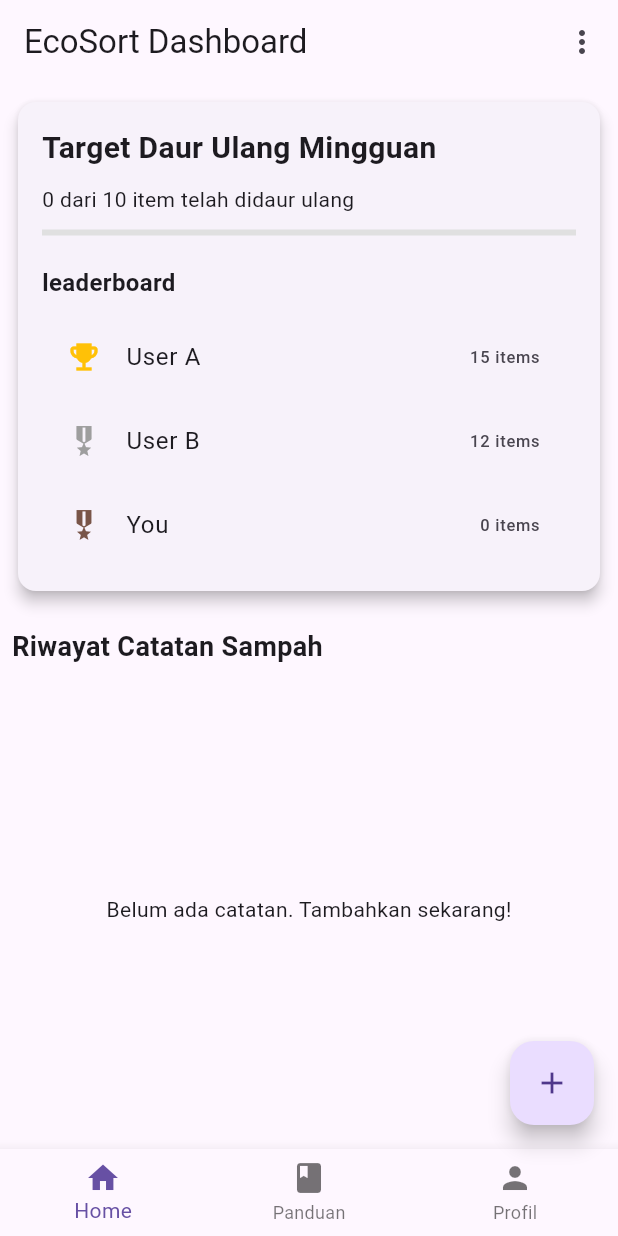
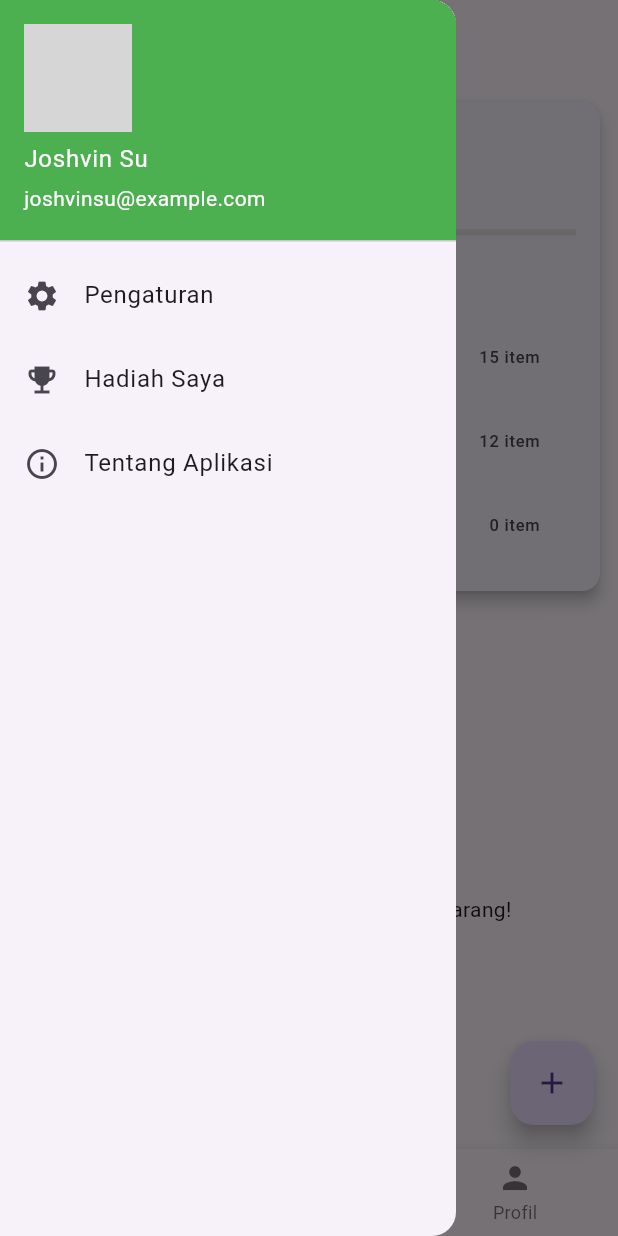
Before and after one commit to JoshvinSu/231110317_JoshvinSu_Remedial-Semester, a Flutter app: the screen it shows after launch, with the side drawer open (before the commit the screen has no drawer), on a phone screen of 412 x 824 dp. Run offline on Flutter 3.47's test engine with Material 3 defaults, Android fonts, the phone set to English and light mode, and no system bars; our stand-ins replace get, image_picker; network calls fail; grey boxes are pictures that could not be loaded.

Commit message:
menambahkan fitur rewards

```diff
--- /dev/null
+++ b/ecosort/lib/controllers/reward_controller.dart
@@ -0,0 +1,38 @@
+// File: lib/controllers/rewards_controller.dart
+
+import 'package:get/get.dart';
+
+class Reward {
+  final String title;
+  final String description;
+  final RxBool isUnlocked;
+
+  Reward({
+    required this.title,
+    required this.description,
+    bool isUnlocked = false,
+  }) : isUnlocked = isUnlocked.obs;
+}
+
+class RewardsController extends GetxController {
+  var rewards = <Reward>[
+    Reward(
+      title: 'Pahlawan Daur Ulang',
+      description: 'Berhasil mencapai target 10 item mingguan!',
+    ),
+    Reward(
+      title: 'Juara Lingkungan',
+      description: 'Berhasil mencapai target 25 item!',
+    ),
+    Reward(
+      title: 'Legenda EcoSort',
+      description: 'Berhasil mencapai target 50 item!',
+    ),
+  ].obs;
+
+  void unlockReward(int index) {
+    if (index < rewards.length && !rewards[index].isUnlocked.value) {
+      rewards[index].isUnlocked.value = true;
+    }
+  }
+}
--- /dev/null
+++ b/ecosort/lib/controllers/rewards_controller.dart
@@ -0,0 +1,102 @@
+// File: lib/controllers/rewards_controller.dart
+
+import 'package:flutter/material.dart';
+import 'package:flutter/services.dart';
+import 'package:get/get.dart';
+
+class Reward {
+  final String title;
+  final String description;
+  final String voucherCode;
+  final RxBool isUnlocked;
+  final RxBool isClaimed;
+
+  Reward({
+    required this.title,
+    required this.description,
+    required this.voucherCode,
+    bool isUnlocked = false,
+    bool isClaimed = false,
+  }) : isUnlocked = isUnlocked.obs,
+       isClaimed = isClaimed.obs;
+}
+
+class RewardsController extends GetxController {
+  var rewards = <Reward>[
+    Reward(
+      title: 'Pahlawan Daur Ulang',
+      description: 'Berhasil mencapai target 10 item mingguan!',
+      voucherCode: 'ECO-HERO-10',
+    ),
+    Reward(
+      title: 'Juara Lingkungan',
+      description: 'Berhasil mencapai target 25 item!',
+      voucherCode: 'ECO-CHAMP-25',
+    ),
+    Reward(
+      title: 'Legenda EcoSort',
+      description: 'Berhasil mencapai target 50 item!',
+      voucherCode: 'ECO-LEGEND-50',
+    ),
+  ].obs;
+
+  void unlockReward(int index) {
+    if (index < rewards.length && !rewards[index].isUnlocked.value) {
+      rewards[index].isUnlocked.value = true;
+    }
+  }
+
+  void claimReward(int index) {
+    if (index < rewards.length &&
+        rewards[index].isUnlocked.value &&
+        !rewards[index].isClaimed.value) {
+      rewards[index].isClaimed.value = true;
+      _showVoucherDialog(rewards[index]);
+    }
+  }
+
+  void _showVoucherDialog(Reward reward) {
+    Get.defaultDialog(
+      title: "Voucher Anda!",
+      content: Column(
+        mainAxisSize: MainAxisSize.min,
+        children: [
+          Text("Gunakan kode di bawah ini untuk menukarkan hadiah Anda:"),
+          const SizedBox(height: 20),
+          Container(
+            padding: const EdgeInsets.all(10),
+            decoration: BoxDecoration(
+              color: Colors.grey.shade200,
+              borderRadius: BorderRadius.circular(5),
+            ),
+            child: Text(
+              reward.voucherCode,
+              style: const TextStyle(
+                fontSize: 18,
+                fontWeight: FontWeight.bold,
+                letterSpacing: 2,
+              ),
+            ),
+          ),
+          const SizedBox(height: 10),
+          TextButton.icon(
+            icon: const Icon(Icons.copy),
+            label: const Text("Salin Kode"),
+            onPressed: () {
+              Clipboard.setData(ClipboardData(text: reward.voucherCode));
+              Get.snackbar(
+                "Tersalin!",
+                "Kode voucher telah disalin.",
+                snackPosition: SnackPosition.BOTTOM,
+              );
+            },
+          ),
+        ],
+      ),
+      confirm: TextButton(
+        onPressed: () => Get.back(),
+        child: const Text("Tutup"),
+      ),
+    );
+  }
+}
--- a/ecosort/lib/main.dart
+++ b/ecosort/lib/main.dart
@@ -1,5 +1,6 @@
 // File: lib/main.dart
 
+import 'package:ecosort/controllers/rewards_controller.dart';
 import 'package:ecosort/controllers/theme_controller.dart';
 import 'package:ecosort/utils/app_translation.dart';
 import 'package:flutter/material.dart';
@@ -8,6 +9,7 @@
 import 'controllers/waste_controller.dart';
 
 void main() {
+  Get.put(RewardsController());
   Get.put(WasteController());
   Get.put(ThemeController()); // Inisialisasi ThemeController
   runApp(const MyApp());
@@ -18,9 +20,8 @@
 
   @override
   Widget build(BuildContext context) {
-    final ThemeController themeController = Get.find();
-    return Obx(
-      () => GetMaterialApp(
+    // GetMaterialApp secara otomatis mendengarkan perubahan tema dari Get.changeThemeMode
+    return GetMaterialApp(
       title: 'EcoSort',
       theme: ThemeData(
         primarySwatch: Colors.green,
@@ -32,15 +33,12 @@
         brightness: Brightness.dark,
         visualDensity: VisualDensity.adaptivePlatformDensity,
       ),
-        themeMode: themeController.isDarkMode.value
-            ? ThemeMode.dark
-            : ThemeMode.light,
+      // themeMode akan dikelola secara internal oleh GetX
       translations: AppTranslations(),
       locale: const Locale('id', 'ID'),
       fallbackLocale: const Locale('en', 'US'),
       home: HomeScreen(),
       debugShowCheckedModeBanner: false,
-      ),
     );
   }
 }
--- a/ecosort/lib/screens/change_password_screen.dart
+++ b/ecosort/lib/screens/change_password_screen.dart
@@ -70,9 +70,7 @@
   @override
   Widget build(BuildContext context) {
     return Scaffold(
-      appBar: AppBar(
-        title: const Text('Ganti Password'),
-      ),
+      appBar: AppBar(title: const Text('Ganti Password')),
       body: SingleChildScrollView(
         child: Padding(
           padding: const EdgeInsets.all(16.0),
--- a/ecosort/lib/screens/home_screen.dart
+++ b/ecosort/lib/screens/home_screen.dart
@@ -1,8 +1,11 @@
 // File: lib/screens/home_screen.dart
 
+import 'package:ecosort/controllers/profile_controller.dart';
 import 'package:ecosort/screens/about_screen.dart';
 import 'package:ecosort/screens/guide_screen.dart';
 import 'package:ecosort/screens/profile_screen.dart';
+import 'package:ecosort/screens/reward_screen.dart';
+import 'package:ecosort/screens/rewards_screen.dart';
 import 'package:flutter/material.dart';
 import 'package:get/get.dart';
 import 'package:intl/intl.dart';
@@ -13,28 +16,56 @@
   HomeScreen({super.key});
 
   final WasteController wasteController = Get.find();
+  final ProfileController profileController = Get.put(ProfileController());
 
   @override
   Widget build(BuildContext context) {
     return Scaffold(
-      appBar: AppBar(
-        title: Text('dashboard_title'.tr),
-        actions: [
-          PopupMenuButton(
-            onSelected: (value) {
-              if (value == 1) {
+      appBar: AppBar(title: Text('dashboard_title'.tr)),
+      drawer: Drawer(
+        child: ListView(
+          padding: EdgeInsets.zero,
+          children: [
+            Obx(() {
+              final imageFile = profileController.profileImage;
+              return UserAccountsDrawerHeader(
+                accountName: const Text('Joshvin Su'),
+                accountEmail: const Text('joshvinsu@example.com'),
+                currentAccountPicture: CircleAvatar(
+                  backgroundImage: imageFile != null
+                      ? FileImage(imageFile)
+                      : const NetworkImage('https://i.pravatar.cc/150?img=3')
+                            as ImageProvider,
+                ),
+                decoration: const BoxDecoration(color: Colors.green),
+              );
+            }),
+            ListTile(
+              leading: const Icon(Icons.settings),
+              title: const Text('Pengaturan'),
+              onTap: () {
+                Navigator.pop(context); // Close the drawer
                 Get.to(() => const ProfileScreen());
-              } else if (value == 2) {
+              },
+            ),
+            ListTile(
+              leading: const Icon(Icons.emoji_events),
+              title: const Text('Hadiah Saya'),
+              onTap: () {
+                Navigator.pop(context); // Close the drawer
+                Get.to(() => const RewardsScreen());
+              },
+            ),
+            ListTile(
+              leading: const Icon(Icons.info_outline),
+              title: const Text('Tentang Aplikasi'),
+              onTap: () {
+                Navigator.pop(context); // Close the drawer
                 Get.to(() => const AboutScreen());
-              }
-            },
-            itemBuilder: (context) => [
-              const PopupMenuItem(value: 1, child: Text('Pengaturan')),
-              const PopupMenuItem(value: 2, child: Text('Tentang Aplikasi')),
-            ],
-            tooltip: 'Pilihan',
-          ),
-        ],
+              },
+            ),
+          ],
+        ),
       ),
       body: Padding(
         padding: const EdgeInsets.all(8.0),
--- /dev/null
+++ b/ecosort/lib/screens/rewards_screen.dart
@@ -0,0 +1 @@
+// TODO Implement this library.
--- a/ecosort/lib/utils/app_translation.dart
+++ b/ecosort/lib/utils/app_translation.dart
@@ -21,6 +21,11 @@
       'home': 'Home',
       'guide': 'Panduan',
       'profile': 'Profil',
+      'recycling_race': 'Lomba Daur Ulang',
+      'recycling_progress':
+          'Kemajuan Daur Ulang: @count item telah didaur ulang',
+      'leaderboard': 'Papan Peringkat',
+      'items': 'item',
 
       // Add Entry Screen
       'add_entry_title': 'Tambah Catatan Sampah',
@@ -64,7 +69,8 @@
       'plastic_not_includes': 'Kertas, sisa makanan, baterai.',
       'paper_waste': 'Sampah Kertas',
       'paper_includes': 'Koran, majalah, kardus, kertas HVS.',
-          'paper_not_includes': 'Kertas thermal (struk), kertas berminyak, tisu bekas.',
+      'paper_not_includes':
+          'Kertas thermal (struk), kertas berminyak, tisu bekas.',
     },
     'en_US': {
       // General
@@ -82,6 +88,11 @@
       'home': 'Home',
       'guide': 'Guide',
       'profile': 'Profile',
+      'recycling_race': 'Recycling Race',
+      'recycling_progress':
+          'Recycling Progress: @count items have been recycled',
+      'leaderboard': 'Leaderboard',
+      'items': 'items',
 
       // Add Entry Screen
       'add_entry_title': 'Add Waste Entry',
@@ -125,7 +136,8 @@
       'plastic_not_includes': 'Paper, food scraps, batteries.',
       'paper_waste': 'Paper Waste',
       'paper_includes': 'Newspapers, magazines, cardboard, office paper.',
-          'paper_not_includes': 'Thermal paper (receipts), oily paper, used tissues.',
-        }
+      'paper_not_includes':
+          'Thermal paper (receipts), oily paper, used tissues.',
+    },
   };
 }
```
Also changed, not shown: ecosort/lib/controllers/waste_controller.dart (+40 -4 lines), ecosort/lib/screens/about_screen.dart (+17 -11 lines), ecosort/lib/screens/add_entry_screen.dart (+19 -9 lines), ecosort/lib/screens/edit_profile_screen.dart (+2 -6 lines), ecosort/lib/screens/reward_screen.dart (added, +49 -0 lines), ecosort/lib/controllers/notification_controller.dart (line endings or trailing spaces), ecosort/lib/screens/guide_screen.dart (line endings or trailing spaces). Lines whose indentation alone changed are shown as unchanged.
